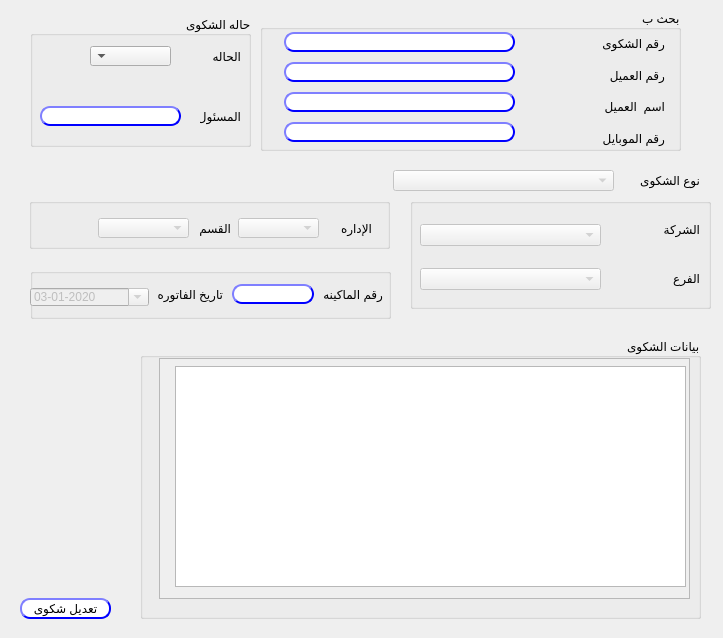
Old version of the form presentation/customer_service_ui/customerService_modify.ui in the repository shymaa123456/HyperPOS2020.
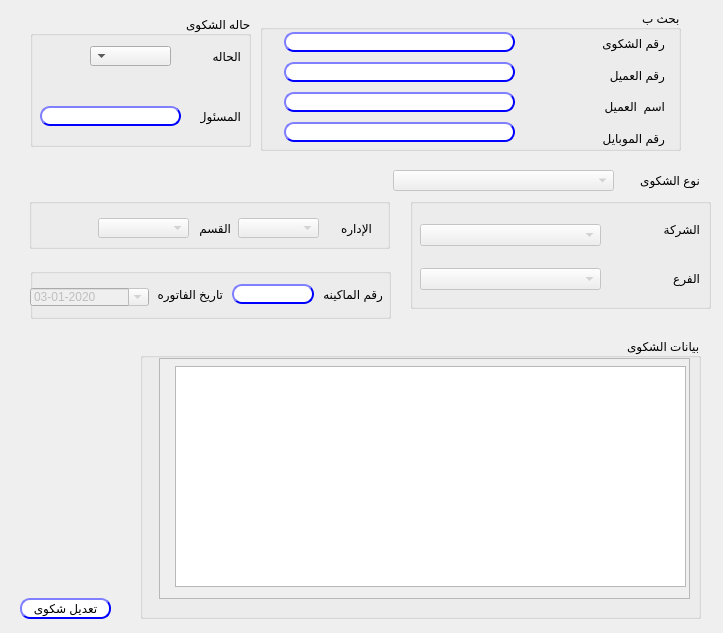
New version of the form.

Diff of the .ui file:
```diff
--- a/presentation/customer_service_ui/customerService_modify.ui
+++ b/presentation/customer_service_ui/customerService_modify.ui
@@ -7,7 +7,7 @@
     <x>0</x>
     <y>0</y>
     <width>723</width>
-    <height>638</height>
+    <height>633</height>
    </rect>
   </property>
   <property name="windowTitle">
```
